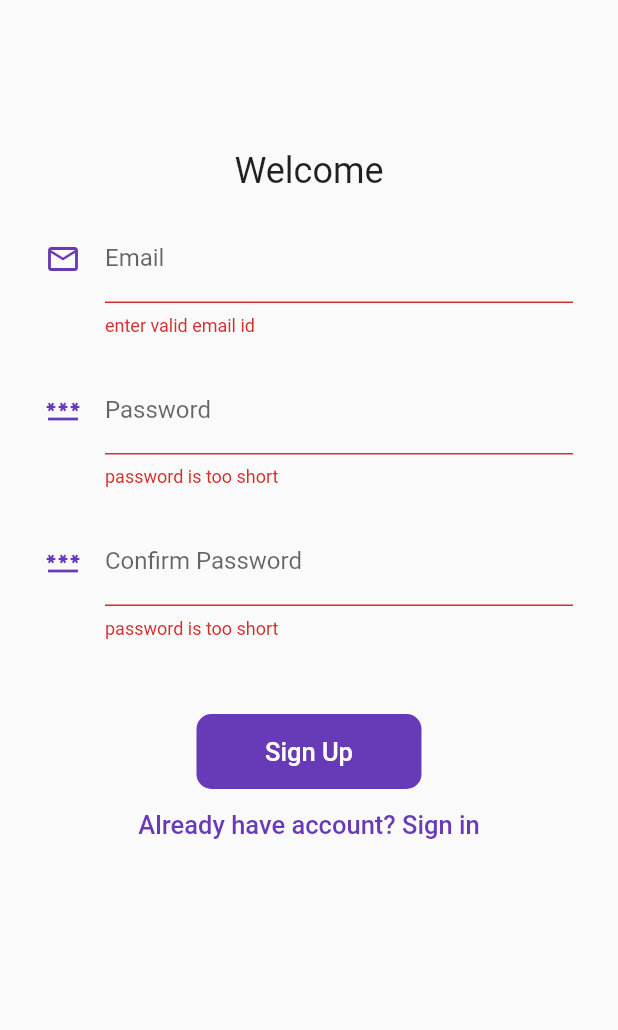
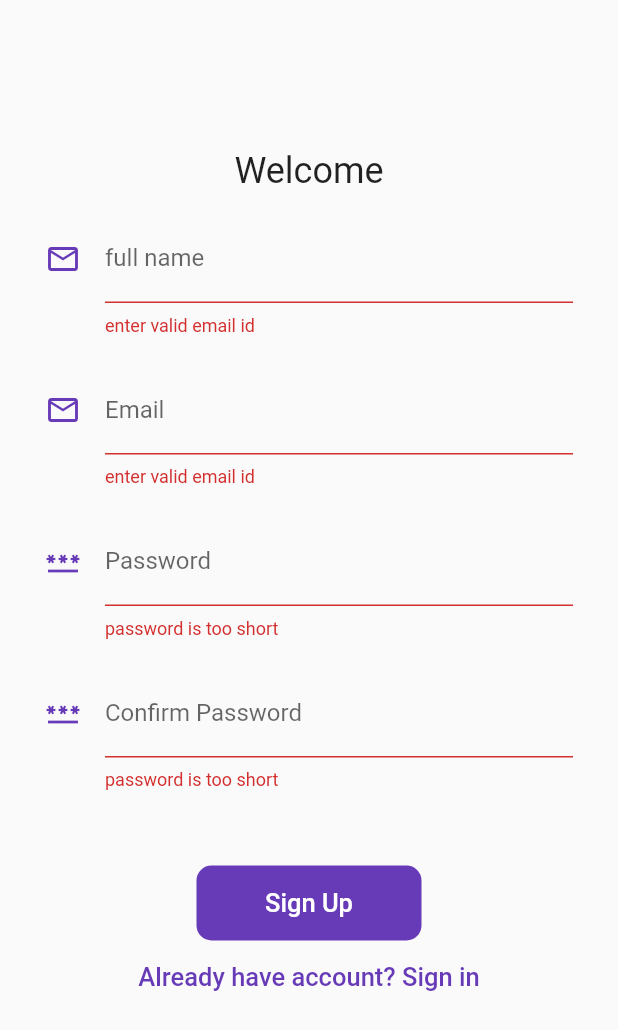
Before and after one commit to Sagardhandhalya/ecom_app_flutter, a Flutter app: the SignUp screen opened directly, after a tap on "Sign Up", on a phone screen of 412 x 824 dp. Shown: the top 1030 px of the screen. Run offline on Flutter 3.47's test engine with Material 2 defaults, Android fonts, the phone set to English and light mode, and no system bars; our stand-ins replace cloud_firestore, firebase_auth, firebase_core, firebase_messaging, transparent_image; accounts and stored records are empty.

Commit message:
added user to firestore and firebase messaging is added

```diff
--- /dev/null
+++ b/lib/modals/app_user.dart
@@ -0,0 +1,20 @@
+import 'package:cloud_firestore/cloud_firestore.dart';
+
+class AppUser {
+  final String id, email, fullName, userRole;
+
+  AppUser(this.id, this.email, this.fullName, this.userRole);
+
+  AppUser fromDocument(DocumentSnapshot doc) {
+    return AppUser(doc['id'], doc['email'], doc['fullName'], doc['userRole']);
+  }
+
+  Map<String, dynamic> toJson() {
+    return {
+      'id': id,
+      'email': email,
+      'fullName': fullName,
+      'userRole': userRole
+    };
+  }
+}
--- a/lib/modals/product.dart
+++ b/lib/modals/product.dart
@@ -1,5 +1,4 @@
 import 'package:cloud_firestore/cloud_firestore.dart';
-import 'package:flutter/material.dart';
 
 class Product {
   final String image, title, description;
@@ -15,7 +14,6 @@ class Product {
   });
 
   factory Product.fromDocument(DocumentSnapshot doc) {
-    print(doc.get('id'));
     return Product(
         id: doc.get('id'),
         image: doc.get('image'),
--- a/lib/screens/signup/signup.dart
+++ b/lib/screens/signup/signup.dart
@@ -12,6 +12,7 @@ class SignUp extends StatefulWidget {
 
 class _SignUpState extends State<SignUp> {
   final emailController = TextEditingController();
+  final fullNameController = TextEditingController();
   final passwordController = TextEditingController();
   final confpasswordController = TextEditingController();
   bool _buttonState = false;
@@ -22,13 +23,18 @@ class _SignUpState extends State<SignUp> {
       setState(() {
         _buttonState = true;
       });
-      String sam = await context
-          .read<AuthService>()
-          .signUp(emailController.text, passwordController.text);
+      String sam = await context.read<AuthService>().signUp(
+          emailController.text,
+          passwordController.text,
+          fullNameController.text,
+          'user');
       if (sam == 'success') {
         await Navigator.pushNamed(context, '/');
       } else {
-        print('some error accured');
+        ScaffoldMessenger.of(context).showSnackBar(SnackBar(
+          content: Text(sam),
+          duration: const Duration(seconds: 3),
+        ));
       }
 
       setState(() {
@@ -57,6 +63,25 @@ class _SignUpState extends State<SignUp> {
               ),
               const SizedBox(
                 height: 15,
+              ),
+              TextFormField(
+                controller: fullNameController,
+                decoration: const InputDecoration(
+                    hintText: 'full name',
+                    icon: Icon(
+                      Icons.email_outlined,
+                      color: Colors.deepPurple,
+                    ),
+                    labelText: "full name"),
+                validator: (value) {
+                  if (value!.isEmpty == true) {
+                    return 'enter valid email id';
+                  }
+                },
+                onChanged: (value) {},
+              ),
+              const SizedBox(
+                height: 20,
               ),
               TextFormField(
                 controller: emailController,
--- a/lib/services/auth_service.dart
+++ b/lib/services/auth_service.dart
@@ -1,16 +1,23 @@
 import 'package:firebase_auth/firebase_auth.dart';
+import 'package:flutter101/modals/app_user.dart';
+import 'package:flutter101/services/firestore_service.dart';
 
 class AuthService {
-  final String samir = "my name is sagar";
   final FirebaseAuth _auth;
-  AuthService(this._auth);
+  final FireStoreService _firestoreService;
+  AuthService(this._auth, this._firestoreService);
 
   Stream<User?> get authStateChanges => _auth.authStateChanges();
 
-  Future<String> signUp(String email, String password) async {
+  Future<String> signUp(
+      String email, String password, String fullName, String userRole) async {
     try {
-      await _auth.createUserWithEmailAndPassword(
+      var authResult = await _auth.createUserWithEmailAndPassword(
           email: email, password: password);
+
+      await _firestoreService
+          .createUser(AppUser(authResult.user!.uid, email, fullName, userRole));
+
       return 'success';
     } on FirebaseAuthException catch (e) {
       return e.message!;
@@ -20,6 +27,7 @@ class AuthService {
   Future<String> signIn(String email, String password) async {
     try {
       await _auth.signInWithEmailAndPassword(email: email, password: password);
+
       return 'success';
     } on FirebaseAuthException catch (e) {
       return e.message!;
--- /dev/null
+++ b/lib/services/firestore_service.dart
@@ -0,0 +1,17 @@
+import 'package:cloud_firestore/cloud_firestore.dart';
+import 'package:flutter101/modals/app_user.dart';
+
+class FireStoreService {
+  final CollectionReference _userCollectionRef =
+      FirebaseFirestore.instance.collection('users');
+
+  FireStoreService(FirebaseFirestore instance);
+
+  Future createUser(AppUser user) async {
+    try {
+      await _userCollectionRef.doc(user.id).set(user.toJson());
+    } catch (e) {
+      return e;
+    }
+  }
+}
--- a/pubspec.yaml
+++ b/pubspec.yaml
@@ -39,6 +39,8 @@ dependencies:
   firebase_auth: ^3.1.1
   provider: ^6.0.1
   cloud_firestore: ^2.2.1
+  firebase_messaging: "^10.0.8"
+  transparent_image: ^2.0.0
 
 dev_dependencies:
   flutter_test:
```
Also changed, not shown: lib/components/custom_drawer.dart (+6 -5 lines), lib/main.dart (+22 -2 lines), lib/screens/cart/cart_page.dart (added, +34 -0 lines), lib/screens/home/components/category_list.dart (+16 -8 lines), lib/screens/home/home.dart (+65 -30 lines), lib/screens/login/login.dart (+6 -3 lines), pubspec.lock.
